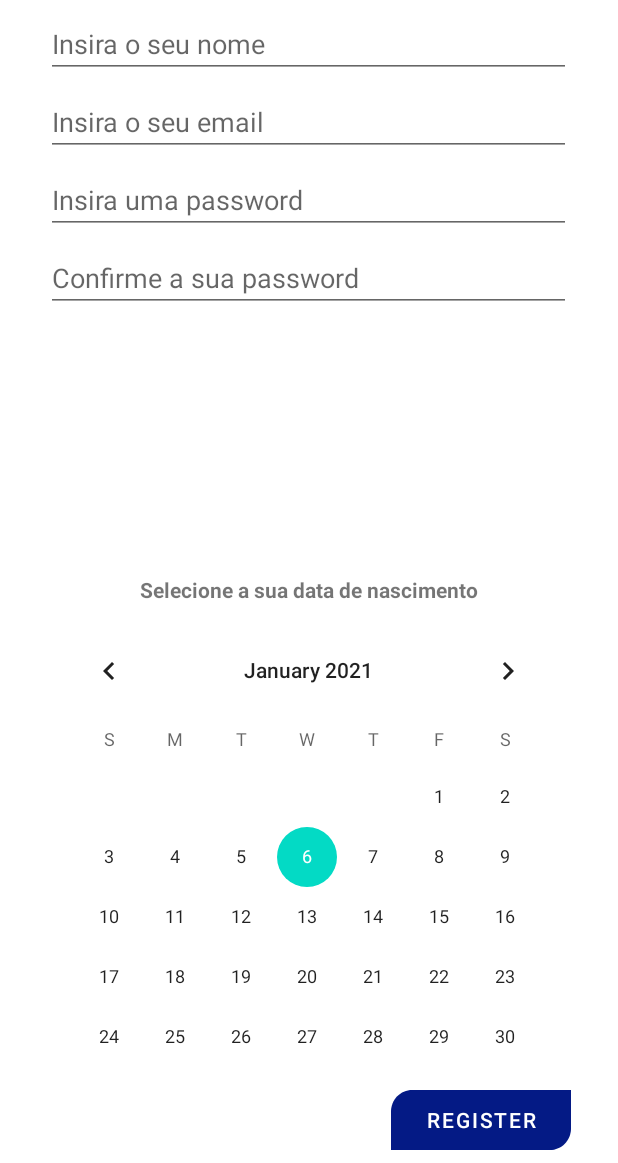
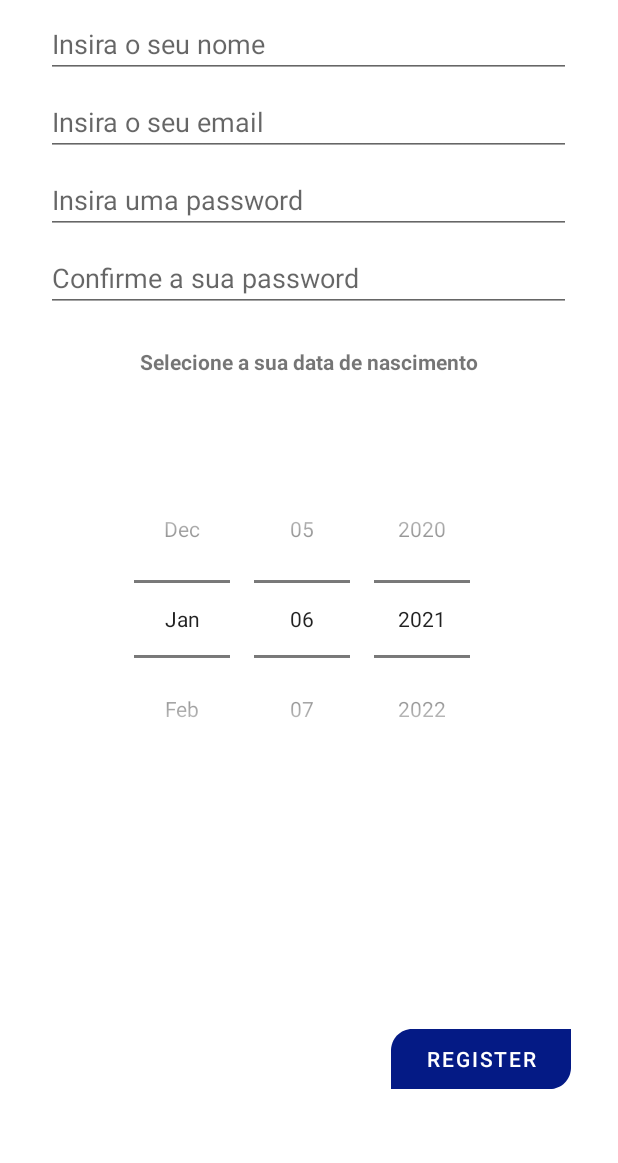
Before and after one commit to flavioafernandes/projeto_cm, an Android app: the screen it shows after launch (MainActivity), after a tap on "Sem conta? Clica aqui!", on a phone screen of 412 x 824 dp, the part 73-1236 px from its top. Run offline under Robolectric (Android 15) with nearby library versions, the phone set to English and light mode, and no system bars.

Commit message:
Mudar o selecionar a data no registo

```diff
--- a/app/src/main/java/com/example/projectcm/fragments/Register.java
+++ b/app/src/main/java/com/example/projectcm/fragments/Register.java
@@ -3,26 +3,20 @@ package com.example.projectcm.fragments;
 import android.content.Context;
 import android.os.AsyncTask;
 import android.os.Bundle;
-
-import androidx.annotation.NonNull;
-import androidx.fragment.app.Fragment;
-
 import android.util.Patterns;
-import android.view.KeyEvent;
 import android.view.LayoutInflater;
 import android.view.View;
 import android.view.ViewGroup;
 import android.widget.Button;
-import android.widget.CalendarView;
+import android.widget.DatePicker;
 import android.widget.EditText;
 import android.widget.TextView;
-import android.widget.Toast;
+
+import androidx.fragment.app.Fragment;
 
 import com.example.projectcm.DatabaseHelper;
 import com.example.projectcm.R;
 
-import java.text.SimpleDateFormat;
-import java.util.Date;
 import java.util.concurrent.ExecutionException;
 
 /**
@@ -72,18 +66,22 @@ public class Register extends Fragment {
         EditText confirmPassword = v.findViewById(R.id.confirmNewPassword);
         TextView tvError = v.findViewById(R.id.errorDisplayRegister);
         Button b = v.findViewById(R.id.confirmRegister);
-        CalendarView cv = v.findViewById(R.id.calendarView);
+        final String[] selectedDate = {""};
+
+        /*CalendarView cv = v.findViewById(R.id.calendarView);
         SimpleDateFormat sdf = new SimpleDateFormat("dd/MM/yyyy");
-        final String[] selectedDate = {""};
-        selectedDate[0] = sdf.format(new Date());
         cv.setOnDateChangeListener(new CalendarView.OnDateChangeListener() {
             @Override
             public void onSelectedDayChange(CalendarView view, int year, int month, int dayOfMonth) {
                 month = month + 1;
-
                 selectedDate[0] = dayOfMonth + "/" + month + "/" + year;
             }
         });
+        cv
+        */
+        DatePicker picker = v.findViewById(R.id.date_picker);
+
+
         b.setOnClickListener(new View.OnClickListener() {
             @Override
             public void onClick(View v) {
@@ -100,6 +98,8 @@ public class Register extends Fragment {
                 //verificar se o email existe
 
                 else{
+                    selectedDate[0] = picker.getDayOfMonth()+"/" + (picker.getMonth()+1)+"/"+picker.getYear()+"";
+                    System.out.println(selectedDate[0]);
                     //guardar na base de dados
                     Bundle info = new Bundle();
                     info.putString("name",name.getText().toString());
--- a/app/src/main/res/layout/fragment_register.xml
+++ b/app/src/main/res/layout/fragment_register.xml
@@ -55,23 +55,25 @@
         android:gravity="center"
         android:text="@string/select_date_of_birth"
         android:textStyle="bold"
-        app:layout_constraintBottom_toTopOf="@+id/calendarView"
-        app:layout_constraintEnd_toEndOf="parent"
-        app:layout_constraintHorizontal_bias="0.491"
-        app:layout_constraintStart_toStartOf="parent" />
-
-    <CalendarView
-        android:id="@+id/calendarView"
-        android:layout_width="350dp"
-        android:layout_height="300dp"
-        android:layout_marginTop="282dp"
-        android:layout_marginBottom="68dp"
         app:layout_constraintBottom_toBottomOf="parent"
         app:layout_constraintEnd_toEndOf="parent"
         app:layout_constraintHorizontal_bias="0.491"
         app:layout_constraintStart_toStartOf="parent"
         app:layout_constraintTop_toBottomOf="@+id/confirmNewPassword"
-        app:layout_constraintVertical_bias="0.932" />
+        app:layout_constraintVertical_bias="0.025" />
+
+    <DatePicker
+        android:id="@+id/date_picker"
+        android:layout_width="350dp"
+        android:layout_height="300dp"
+        android:calendarViewShown="false"
+        android:datePickerMode="spinner"
+        app:layout_constraintBottom_toBottomOf="parent"
+        app:layout_constraintEnd_toEndOf="parent"
+        app:layout_constraintHorizontal_bias="0.491"
+        app:layout_constraintStart_toStartOf="parent"
+        app:layout_constraintTop_toBottomOf="@+id/textView9"
+        app:layout_constraintVertical_bias="0.211" />
 
     <EditText
         android:id="@+id/newpassword"
@@ -96,7 +98,7 @@
         app:layout_constraintEnd_toEndOf="parent"
         app:layout_constraintHorizontal_bias="0.893"
         app:layout_constraintStart_toStartOf="parent"
-        app:layout_constraintTop_toBottomOf="@+id/calendarView"
+        app:layout_constraintTop_toBottomOf="@+id/date_picker"
         app:layout_constraintVertical_bias="0.615" />
 
     <TextView
```
